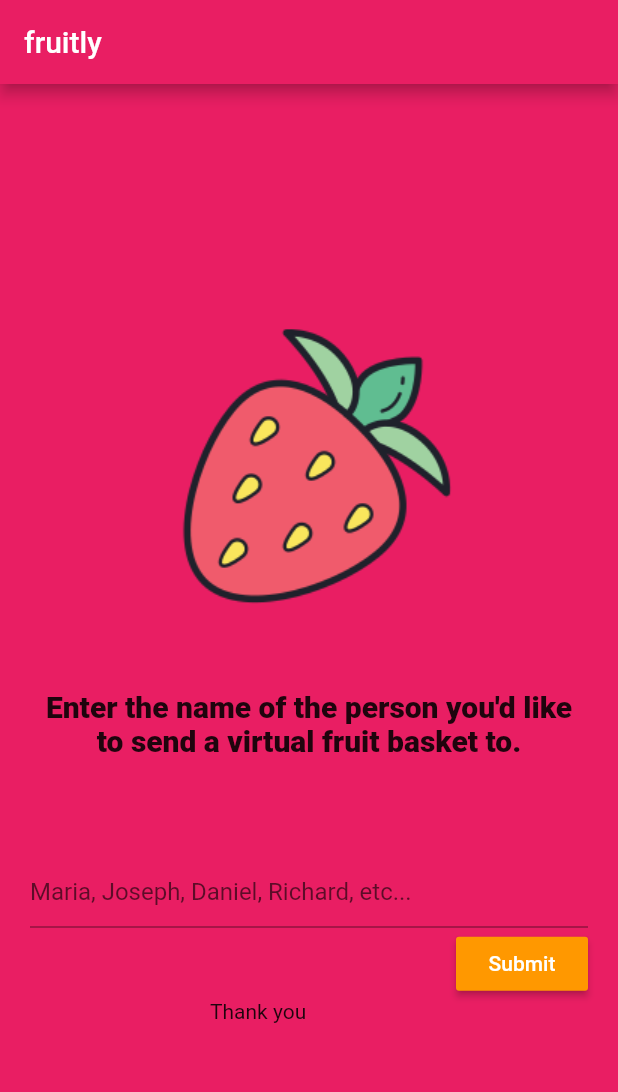
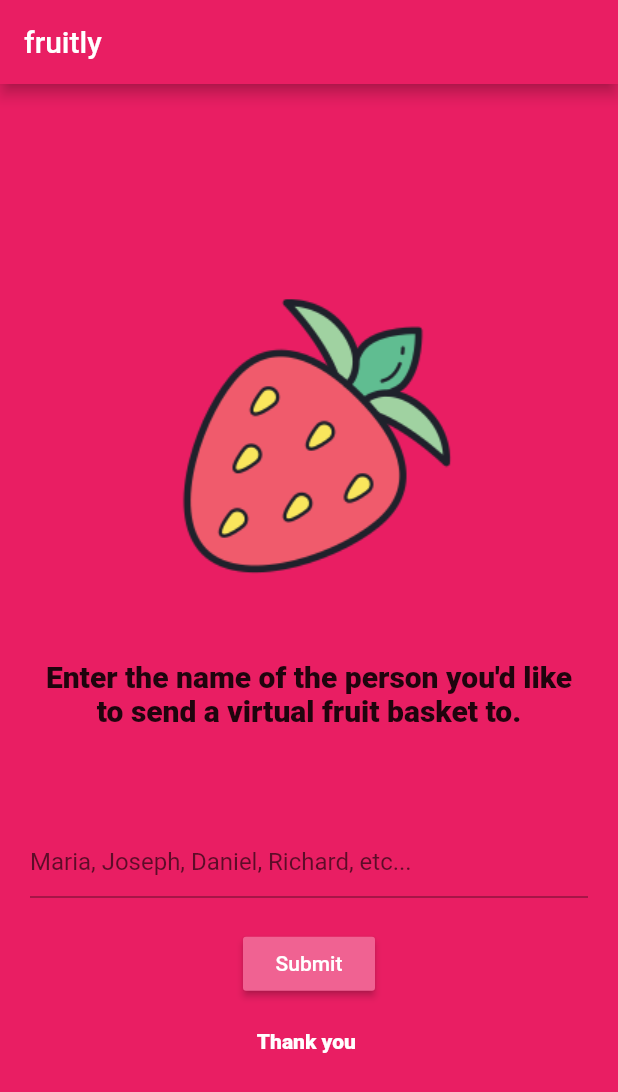
Before and after one commit to filippo-fonseca/fruitly, a Flutter app: the screen it shows after launch, after a tap on "Submit", on a phone screen of 412 x 824 dp. Shown: the top 1092 px of the screen. Run offline on Flutter 3.47's test engine with Material 2 defaults, Android fonts, the phone set to English and light mode, and no system bars; our stand-ins replace flutter_dotenv; missing offline and left inert: twilio_flutter; Roboto replaces fonts that are missing (Product Sans).

Commit message:
fix(main): 👩‍🌾 Add Twilio SMS functionality to onChanged

```diff
--- a/lib/input.dart
+++ b/lib/input.dart
@@ -1,3 +1,4 @@
+import 'package:FruitBasket/services/twilio/twilioService.dart';
 import "package:flutter/material.dart";
 
 import 'utils/constants.dart';
@@ -9,6 +10,7 @@ class Input extends StatefulWidget {
 
 class _InputState extends State<Input> {
   TextEditingController etUsername = TextEditingController();
+  final twilioService = TwilioService();
 
   String nUsername;
 
@@ -65,9 +67,12 @@ class _InputState extends State<Input> {
                           setState(() {
                             nUsername = etUsername.text;
                           });
+                          twilioService.sendSMS(
+                              "Hello $nUsername, someone has gratitude for you and has sent you a virtual fruit basket!",
+                              "+506 60499858");
                           Navigator.pushNamed(context, "canvaspage");
                         },
-                        color: Colors.orange,
+                        color: Colors.black,
                         textColor: Colors.white,
                         child: Text('Submit'),
                       ),
--- a/lib/main.dart
+++ b/lib/main.dart
@@ -1,3 +1,4 @@
+import 'package:FruitBasket/services/twilio/twilioService.dart';
 import 'package:FruitBasket/utils/constants.dart';
 import 'package:flutter/material.dart';
 import 'package:flutter_dotenv/flutter_dotenv.dart';
@@ -19,6 +20,7 @@ class _FruitBasketState extends State<FruitBasket> {
   TextEditingController etUsername = TextEditingController();
   Canvas canvas = Canvas();
   String nUsername = "";
+  final twilioService = TwilioService();
 
   @override
   Widget build(BuildContext context) {
@@ -68,26 +70,30 @@ class _FruitBasketState extends State<FruitBasket> {
                             hintText: 'Maria, Joseph, Daniel, Richard, etc...'),
                       ),
                       Container(
+                        padding: EdgeInsets.symmetric(vertical: 20),
                         alignment: Alignment.centerRight,
+                        child: Center(
                           child: MaterialButton(
                             onPressed: () {
                               setState(() {
                                 nUsername = etUsername.text;
                               });
+                              twilioService.sendSMS(
+                                  "Hello $nUsername, someone has gratitude for you and has sent you a virtual fruit basket!",
+                                  "+506 60499858");
                               Navigator.pushNamed(context, "canvaspage");
                             },
-                          color: Colors.orange,
+                            color: Colors.pink[300],
                             textColor: Colors.white,
                             child: Text('Submit'),
                           ),
                         ),
+                      ),
                       Container(
-                        alignment: Alignment.bottomCenter,
-                        padding: EdgeInsets.only(left: 120.0),
-                        child: Row(
-                          children: <Widget>[
-                            Text("Thank you " + nUsername),
-                          ],
+                        child: Text(
+                          "Thank you $nUsername",
+                          style: TextStyle(
+                              color: Colors.white, fontWeight: FontWeight.w900),
                         ),
                       ),
                     ],
```
Lines whose indentation alone changed are shown as unchanged.
